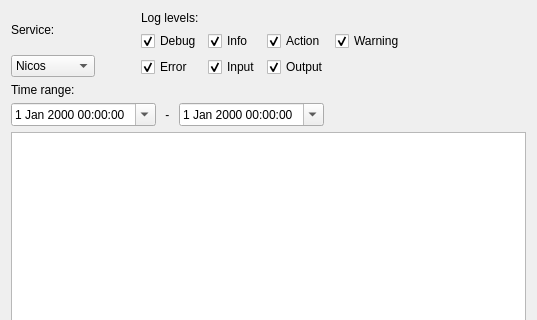
First picture: the form in lib/nicos/clients/gui/panels/logviewer.ui, repository mlz-ictrl/nicos, before the edit; both pictures show x 0 to 537 and y 0 to 320 of the 537 by 637 pixel window.
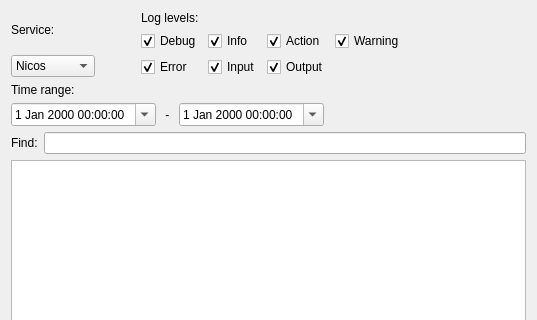
Second picture: the form after the edit.

Commit message: Logviewer panel: substring search added.

Diff of the .ui file:
```diff
--- a/lib/nicos/clients/gui/panels/logviewer.ui
+++ b/lib/nicos/clients/gui/panels/logviewer.ui
@@ -13,7 +13,7 @@
   <property name="windowTitle">
    <string>Form</string>
   </property>
-  <layout class="QGridLayout" name="gridLayout_5">
+  <layout class="QGridLayout" name="gridLayout_6">
    <item row="0" column="0">
     <layout class="QGridLayout" name="gridLayout_4">
      <item row="0" column="2">
@@ -224,6 +224,20 @@
     </layout>
    </item>
    <item row="2" column="0">
+    <layout class="QGridLayout" name="gridLayout_5">
+     <item row="0" column="0">
+      <widget class="QLabel" name="label_5">
+       <property name="text">
+        <string>Find:</string>
+       </property>
+      </widget>
+     </item>
+     <item row="0" column="1">
+      <widget class="QLineEdit" name="findLineEdit"/>
+     </item>
+    </layout>
+   </item>
+   <item row="3" column="0">
     <widget class="QTextEdit" name="logContent">
      <property name="readOnly">
       <bool>true</bool>
```
Left out of the diff: 79 changed lines with no effect on the pictures. The commit also changes 1 other file.
